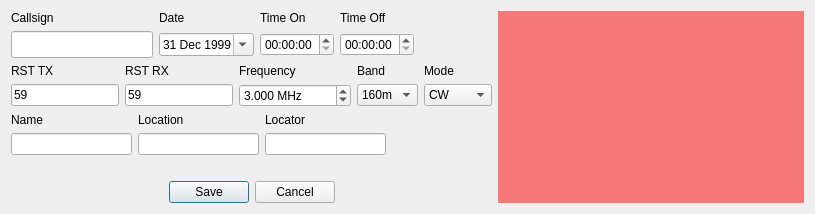
Old version of the form newcontactwidget.ui in the repository 7h0ma5/OpenShack.
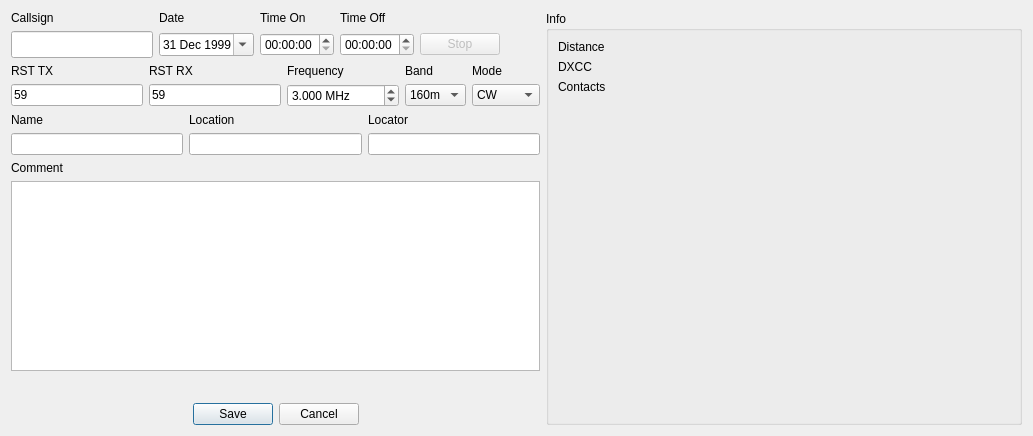
New version of the form.

```diff
--- a/newcontactwidget.ui
+++ b/newcontactwidget.ui
@@ -6,19 +6,62 @@
    <rect>
     <x>0</x>
     <y>0</y>
-    <width>815</width>
-    <height>214</height>
+    <width>1033</width>
+    <height>436</height>
    </rect>
   </property>
+  <property name="sizePolicy">
+   <sizepolicy hsizetype="Minimum" vsizetype="Preferred">
+    <horstretch>0</horstretch>
+    <verstretch>0</verstretch>
+   </sizepolicy>
+  </property>
   <property name="windowTitle">
    <string>Form</string>
   </property>
-  <layout class="QHBoxLayout" name="horizontalLayout">
-   <item>
+  <layout class="QFormLayout" name="formLayout">
+   <item row="0" column="0">
     <layout class="QVBoxLayout" name="verticalLayout">
      <item>
       <layout class="QGridLayout" name="gridLayout">
-       <item row="1" column="4">
+       <item row="0" column="3">
+        <widget class="QLabel" name="timeOffLabel">
+         <property name="text">
+          <string>Time Off</string>
+         </property>
+        </widget>
+       </item>
+       <item row="0" column="0">
+        <widget class="QLabel" name="callsignLabel">
+         <property name="text">
+          <string>Callsign</string>
+         </property>
+        </widget>
+       </item>
+       <item row="1" column="2">
+        <widget class="QTimeEdit" name="timeOnEdit">
+         <property name="displayFormat">
+          <string notr="true">hh:mm:ss</string>
+         </property>
+         <property name="calendarPopup">
+          <bool>true</bool>
+         </property>
+         <property name="timeSpec">
+          <enum>Qt::UTC</enum>
+         </property>
+        </widget>
+       </item>
+       <item row="1" column="3">
+        <widget class="QTimeEdit" name="timeOffEdit">
+         <property name="displayFormat">
+          <string notr="true">hh:mm:ss</string>
+         </property>
+         <property name="timeSpec">
+          <enum>Qt::UTC</enum>
+         </property>
+        </widget>
+       </item>
+       <item row="1" column="5">
         <spacer name="horizontalSpacer">
          <property name="orientation">
           <enum>Qt::Horizontal</enum>
@@ -31,13 +74,6 @@
          </property>
         </spacer>
        </item>
-       <item row="0" column="2">
-        <widget class="QLabel" name="timeOnLabel">
-         <property name="text">
-          <string>Time On</string>
-         </property>
-        </widget>
-       </item>
        <item row="0" column="1">
         <widget class="QLabel" name="dateLabel">
          <property name="text">
@@ -45,11 +81,27 @@
          </property>
         </widget>
        </item>
+       <item row="1" column="0">
+        <widget class="QLineEdit" name="callsignEdit">
+         <property name="font">
+          <font>
+           <pointsize>12</pointsize>
+          </font>
+         </property>
+        </widget>
+       </item>
+       <item row="0" column="2">
+        <widget class="QLabel" name="timeOnLabel">
+         <property name="text">
+          <string>Time On</string>
+         </property>
+        </widget>
+       </item>
        <item row="1" column="1">
         <widget class="QDateEdit" name="dateEdit">
          <property name="dateTime">
           <datetime>
-           <hour>20</hour>
+           <hour>15</hour>
            <minute>0</minute>
            <second>0</second>
            <year>1999</year>
@@ -65,43 +117,13 @@
          </property>
         </widget>
        </item>
-       <item row="0" column="3">
-        <widget class="QLabel" name="timeOffLabel">
-         <property name="text">
-          <string>Time Off</string>
+       <item row="1" column="4">
+        <widget class="QPushButton" name="stopContactTimerButton">
+         <property name="enabled">
+          <bool>false</bool>
          </property>
-        </widget>
-       </item>
-       <item row="1" column="0">
-        <widget class="QLineEdit" name="callsignEdit">
-         <property name="font">
-          <font>
-           <pointsize>12</pointsize>
-          </font>
-         </property>
-        </widget>
-       </item>
-       <item row="0" column="0">
-        <widget class="QLabel" name="callsignLabel">
          <property name="text">
-          <string>Callsign</string>
-         </property>
-        </widget>
-       </item>
-       <item row="1" column="2">
-        <widget class="QTimeEdit" name="timeOnEdit">
-         <property name="calendarPopup">
-          <bool>true</bool>
-         </property>
-         <property name="timeSpec">
-          <enum>Qt::UTC</enum>
-         </property>
-        </widget>
-       </item>
-       <item row="1" column="3">
-        <widget class="QTimeEdit" name="timeOffEdit">
-         <property name="timeSpec">
-          <enum>Qt::UTC</enum>
+          <string>Stop</string>
          </property>
         </widget>
        </item>
@@ -316,21 +338,22 @@
          </property>
         </widget>
        </item>
-       <item row="1" column="3">
-        <widget class="QLabel" name="distanceInfo">
-         <property name="minimumSize">
-          <size>
-           <width>100</width>
-           <height>0</height>
-          </size>
-         </property>
-         <property name="text">
-          <string notr="true"/>
-         </property>
-        </widget>
-       </item>
       </layout>
      </item>
+     <item>
+      <widget class="QLabel" name="commentLabel">
+       <property name="text">
+        <string>Comment</string>
+       </property>
+      </widget>
+     </item>
+     <item>
+      <widget class="QPlainTextEdit" name="commentEdit">
+       <property name="tabChangesFocus">
+        <bool>true</bool>
+       </property>
+      </widget>
+     </item>
      <item>
       <spacer name="verticalSpacer">
        <property name="orientation">
@@ -362,17 +385,64 @@
      </item>
     </layout>
    </item>
-   <item>
-    <widget class="QWidget" name="widget" native="true">
-     <property name="sizePolicy">
-      <sizepolicy hsizetype="Expanding" vsizetype="Preferred">
-       <horstretch>0</horstretch>
-       <verstretch>0</verstretch>
-      </sizepolicy>
+   <item row="0" column="1">
+    <widget class="QGroupBox" name="groupBox">
+     <property name="title">
+      <string>Info</string>
      </property>
-     <property name="styleSheet">
-      <string notr="true">background-color: rgba(255,0,0,0.5);</string>
-     </property>
+     <layout class="QFormLayout" name="formLayout_2">
+      <property name="fieldGrowthPolicy">
+       <enum>QFormLayout::AllNonFixedFieldsGrow</enum>
+      </property>
+      <item row="0" column="0">
+       <widget class="QLabel" name="distanceLabel">
+        <property name="text">
+         <string>Distance</string>
+        </property>
+       </widget>
+      </item>
+      <item row="0" column="1">
+       <widget class="QLabel" name="distanceInfo">
+        <property name="minimumSize">
+         <size>
+          <width>100</width>
+          <height>0</height>
+         </size>
+        </property>
+        <property name="text">
+         <string notr="true"/>
+        </property>
+       </widget>
+      </item>
+      <item row="1" column="0">
+       <widget class="QLabel" name="dxccLabel">
+        <property name="text">
+         <string>DXCC</string>
+        </property>
+       </widget>
+      </item>
+      <item row="1" column="1">
+       <widget class="QLabel" name="dxccInfo">
+        <property name="text">
+         <string/>
+        </property>
+       </widget>
+      </item>
+      <item row="2" column="0">
+       <widget class="QLabel" name="contactLabel">
+        <property name="text">
+         <string>Contacts</string>
+        </property>
+       </widget>
+      </item>
+      <item row="2" column="1">
+       <widget class="QLabel" name="contactInfo">
+        <property name="text">
+         <string/>
+        </property>
+       </widget>
+      </item>
+     </layout>
     </widget>
    </item>
   </layout>
```
Left out of the diff: 17 changed lines with no effect on the pictures.
